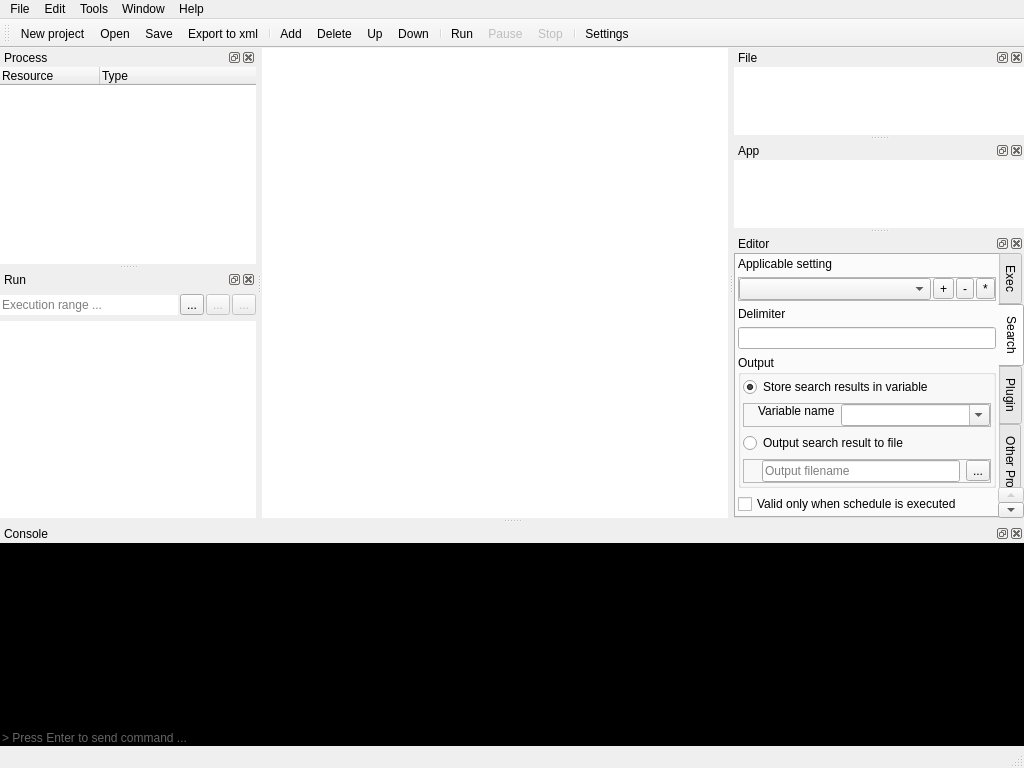
This is src/ProfileEditor/profileeditor.ui in karakirimu/AutoBatchTools as Qt 5 draws it before an edit. The edited form follows.
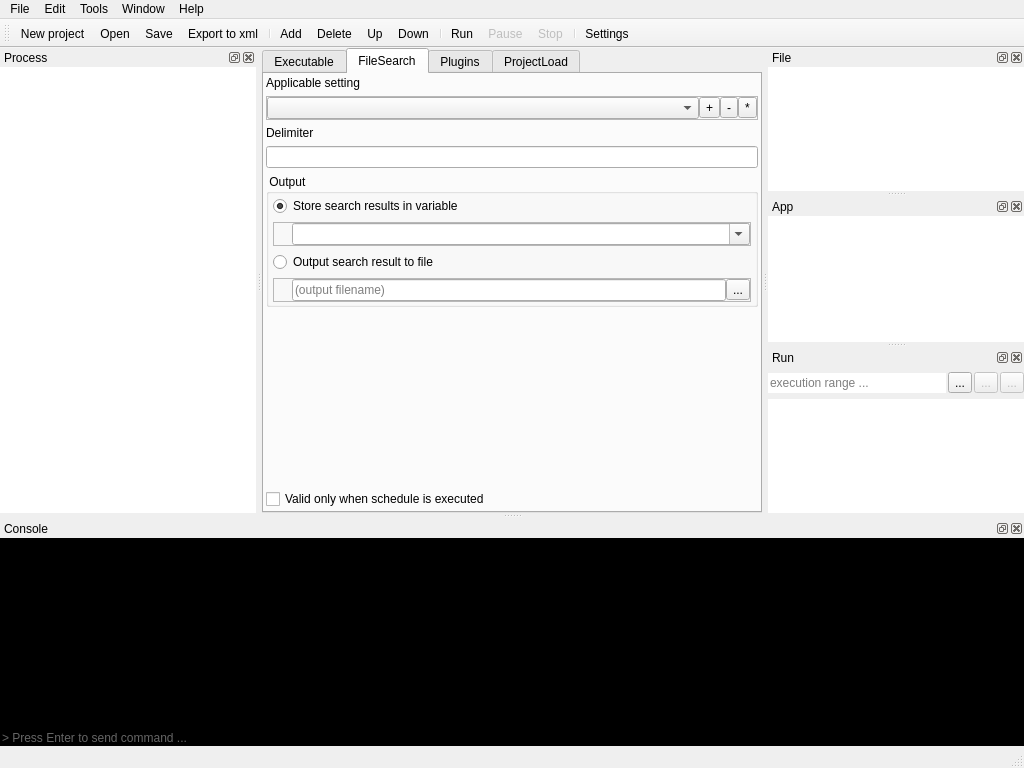
This is the edited form. The open tabs and pages were chosen to show the change. Icons and pictures are not drawn. Custom widgets are drawn as their Qt base class.

```diff
--- a/src/ProfileEditor/profileeditor.ui
+++ b/src/ProfileEditor/profileeditor.ui
@@ -31,387 +31,6 @@
      <number>0</number>
     </property>
     <item>
-     <widget class="ProcessFlowTable" name="flowTableWidget">
-      <property name="styleSheet">
-       <string notr="true">selection-background-color:  #d0d0d0;
-selection-color: rgb(0, 0, 0);</string>
-      </property>
-      <property name="frameShape">
-       <enum>QFrame::NoFrame</enum>
-      </property>
-      <property name="editTriggers">
-       <set>QAbstractItemView::NoEditTriggers</set>
-      </property>
-      <property name="dragDropMode">
-       <enum>QAbstractItemView::NoDragDrop</enum>
-      </property>
-      <property name="alternatingRowColors">
-       <bool>false</bool>
-      </property>
-      <property name="selectionMode">
-       <enum>QAbstractItemView::ExtendedSelection</enum>
-      </property>
-      <property name="selectionBehavior">
-       <enum>QAbstractItemView::SelectRows</enum>
-      </property>
-      <property name="showGrid">
-       <bool>true</bool>
-      </property>
-     </widget>
-    </item>
-   </layout>
-  </widget>
-  <widget class="QMenuBar" name="menuBar">
-   <property name="geometry">
-    <rect>
-     <x>0</x>
-     <y>0</y>
-     <width>1024</width>
-     <height>20</height>
-    </rect>
-   </property>
-   <widget class="QMenu" name="menu">
-    <property name="title">
-     <string>File</string>
-    </property>
-    <addaction name="actionNew"/>
-    <addaction name="actionOpen"/>
-    <addaction name="actionOverWriteSave"/>
-    <addaction name="separator"/>
-    <addaction name="actionSave"/>
-    <addaction name="actionExport"/>
-    <addaction name="separator"/>
-    <addaction name="actionExit"/>
-   </widget>
-   <widget class="QMenu" name="menu_3">
-    <property name="title">
-     <string>Edit</string>
-    </property>
-    <addaction name="actionUndo"/>
-    <addaction name="actionRedo"/>
-    <addaction name="separator"/>
-    <addaction name="actionAddItem"/>
-    <addaction name="actionDeleteItem"/>
-    <addaction name="separator"/>
-    <addaction name="actionCut"/>
-    <addaction name="actionCopy"/>
-    <addaction name="actionPaste"/>
-    <addaction name="separator"/>
-    <addaction name="actionUpItem"/>
-    <addaction name="actionDownItem"/>
-   </widget>
-   <widget class="QMenu" name="menu_4">
-    <property name="title">
-     <string>Help</string>
-    </property>
-    <addaction name="actionAbout"/>
-    <addaction name="actionAboutQt"/>
-   </widget>
-   <widget class="QMenu" name="menuWindow">
-    <property name="title">
-     <string>Window</string>
-    </property>
-    <addaction name="actionToolBar"/>
-    <addaction name="separator"/>
-    <addaction name="actionProcess"/>
-    <addaction name="actionEditor"/>
-    <addaction name="separator"/>
-    <addaction name="actionFileVariant"/>
-    <addaction name="actionAppVariant"/>
-    <addaction name="separator"/>
-    <addaction name="actionRunSetting"/>
-    <addaction name="actionRunConsole"/>
-    <addaction name="separator"/>
-    <addaction name="actionAutohide"/>
-   </widget>
-   <widget class="QMenu" name="menu_2">
-    <property name="title">
-     <string>Tools</string>
-    </property>
-    <addaction name="actionRun"/>
-    <addaction name="actionPause"/>
-    <addaction name="actionStop"/>
-    <addaction name="separator"/>
-    <addaction name="actionSettings"/>
-   </widget>
-   <addaction name="menu"/>
-   <addaction name="menu_3"/>
-   <addaction name="menu_2"/>
-   <addaction name="menuWindow"/>
-   <addaction name="menu_4"/>
-  </widget>
-  <widget class="QToolBar" name="mainToolBar">
-   <property name="windowTitle">
-    <string>ToolBar</string>
-   </property>
-   <attribute name="toolBarArea">
-    <enum>TopToolBarArea</enum>
-   </attribute>
-   <attribute name="toolBarBreak">
-    <bool>false</bool>
-   </attribute>
-   <addaction name="actionNew"/>
-   <addaction name="actionOpen"/>
-   <addaction name="actionOverWriteSave"/>
-   <addaction name="actionExport"/>
-   <addaction name="separator"/>
-   <addaction name="actionAddItem"/>
-   <addaction name="actionDeleteItem"/>
-   <addaction name="actionUpItem"/>
-   <addaction name="actionDownItem"/>
-   <addaction name="separator"/>
-   <addaction name="actionRun"/>
-   <addaction name="actionPause"/>
-   <addaction name="actionStop"/>
-   <addaction name="separator"/>
-   <addaction name="actionSettings"/>
-  </widget>
-  <widget class="QStatusBar" name="statusBar"/>
-  <widget class="BaseDockWidget" name="processDockWidget">
-   <property name="minimumSize">
-    <size>
-     <width>100</width>
-     <height>87</height>
-    </size>
-   </property>
-   <property name="windowTitle">
-    <string>Process</string>
-   </property>
-   <attribute name="dockWidgetArea">
-    <number>1</number>
-   </attribute>
-   <widget class="QWidget" name="dockWidgetContents">
-    <layout class="QHBoxLayout" name="horizontalLayout">
-     <property name="spacing">
-      <number>0</number>
-     </property>
-     <property name="leftMargin">
-      <number>0</number>
-     </property>
-     <property name="topMargin">
-      <number>0</number>
-     </property>
-     <property name="rightMargin">
-      <number>0</number>
-     </property>
-     <property name="bottomMargin">
-      <number>0</number>
-     </property>
-     <item>
-      <widget class="QFrame" name="frame_9">
-       <property name="frameShape">
-        <enum>QFrame::NoFrame</enum>
-       </property>
-       <property name="frameShadow">
-        <enum>QFrame::Raised</enum>
-       </property>
-       <layout class="QVBoxLayout" name="verticalLayout_16">
-        <property name="spacing">
-         <number>0</number>
-        </property>
-        <property name="leftMargin">
-         <number>0</number>
-        </property>
-        <property name="topMargin">
-         <number>0</number>
-        </property>
-        <property name="rightMargin">
-         <number>0</number>
-        </property>
-        <property name="bottomMargin">
-         <number>0</number>
-        </property>
-        <item>
-         <widget class="ProfileTreeWidget" name="runTreeWidget">
-          <property name="frameShape">
-           <enum>QFrame::NoFrame</enum>
-          </property>
-          <property name="lineWidth">
-           <number>0</number>
-          </property>
-          <column>
-           <property name="text">
-            <string>Resource</string>
-           </property>
-          </column>
-          <column>
-           <property name="text">
-            <string>Type</string>
-           </property>
-          </column>
-         </widget>
-        </item>
-       </layout>
-      </widget>
-     </item>
-    </layout>
-   </widget>
-  </widget>
-  <widget class="BaseDockWidget" name="localVariantDockWidget">
-   <property name="minimumSize">
-    <size>
-     <width>100</width>
-     <height>87</height>
-    </size>
-   </property>
-   <property name="windowTitle">
-    <string>File</string>
-   </property>
-   <attribute name="dockWidgetArea">
-    <number>2</number>
-   </attribute>
-   <widget class="QWidget" name="dockWidgetContents_3">
-    <layout class="QVBoxLayout" name="verticalLayout_7">
-     <property name="spacing">
-      <number>0</number>
-     </property>
-     <property name="leftMargin">
-      <number>0</number>
-     </property>
-     <property name="topMargin">
-      <number>0</number>
-     </property>
-     <property name="rightMargin">
-      <number>0</number>
-     </property>
-     <property name="bottomMargin">
-      <number>0</number>
-     </property>
-     <item>
-      <widget class="QFrame" name="frame_8">
-       <property name="frameShape">
-        <enum>QFrame::NoFrame</enum>
-       </property>
-       <property name="frameShadow">
-        <enum>QFrame::Raised</enum>
-       </property>
-       <layout class="QVBoxLayout" name="verticalLayout_15">
-        <property name="spacing">
-         <number>0</number>
-        </property>
-        <property name="leftMargin">
-         <number>0</number>
-        </property>
-        <property name="topMargin">
-         <number>0</number>
-        </property>
-        <property name="rightMargin">
-         <number>0</number>
-        </property>
-        <property name="bottomMargin">
-         <number>0</number>
-        </property>
-        <item>
-         <widget class="VariantTable" name="variantTableWidget">
-          <property name="frameShape">
-           <enum>QFrame::NoFrame</enum>
-          </property>
-          <property name="selectionBehavior">
-           <enum>QAbstractItemView::SelectRows</enum>
-          </property>
-         </widget>
-        </item>
-       </layout>
-      </widget>
-     </item>
-    </layout>
-   </widget>
-  </widget>
-  <widget class="BaseDockWidget" name="globalVariantDockWidget">
-   <property name="minimumSize">
-    <size>
-     <width>100</width>
-     <height>87</height>
-    </size>
-   </property>
-   <property name="features">
-    <set>QDockWidget::AllDockWidgetFeatures</set>
-   </property>
-   <property name="windowTitle">
-    <string>App</string>
-   </property>
-   <attribute name="dockWidgetArea">
-    <number>2</number>
-   </attribute>
-   <widget class="QWidget" name="dockWidgetContents_2">
-    <layout class="QVBoxLayout" name="verticalLayout_6">
-     <property name="spacing">
-      <number>0</number>
-     </property>
-     <property name="leftMargin">
-      <number>0</number>
-     </property>
-     <property name="topMargin">
-      <number>0</number>
-     </property>
-     <property name="rightMargin">
-      <number>0</number>
-     </property>
-     <property name="bottomMargin">
-      <number>0</number>
-     </property>
-     <item>
-      <widget class="QFrame" name="frame_7">
-       <property name="frameShape">
-        <enum>QFrame::NoFrame</enum>
-       </property>
-       <property name="frameShadow">
-        <enum>QFrame::Raised</enum>
-       </property>
-       <layout class="QVBoxLayout" name="verticalLayout_14">
-        <property name="spacing">
-         <number>0</number>
-        </property>
-        <property name="leftMargin">
-         <number>0</number>
-        </property>
-        <property name="topMargin">
-         <number>0</number>
-        </property>
-        <property name="rightMargin">
-         <number>0</number>
-        </property>
-        <property name="bottomMargin">
-         <number>0</number>
-        </property>
-        <item>
-         <widget class="StringTable" name="stringTableWidget">
-          <property name="frameShape">
-           <enum>QFrame::NoFrame</enum>
-          </property>
-          <property name="selectionBehavior">
-           <enum>QAbstractItemView::SelectRows</enum>
-          </property>
-         </widget>
-        </item>
-       </layout>
-      </widget>
-     </item>
-    </layout>
-   </widget>
-  </widget>
-  <widget class="BaseDockWidget" name="editorDockWidget">
-   <property name="windowTitle">
-    <string>Editor</string>
-   </property>
-   <attribute name="dockWidgetArea">
-    <number>2</number>
-   </attribute>
-   <widget class="QWidget" name="dockWidgetContents_4">
-    <layout class="QVBoxLayout" name="verticalLayout_3">
-     <property name="leftMargin">
-      <number>0</number>
-     </property>
-     <property name="topMargin">
-      <number>0</number>
-     </property>
-     <property name="rightMargin">
-      <number>0</number>
-     </property>
-     <property name="bottomMargin">
-      <number>0</number>
-     </property>
-     <item>
       <widget class="InnerStackedWidget" name="innerStackedWidget">
        <property name="currentIndex">
         <number>0</number>
@@ -880,14 +499,14 @@
             </sizepolicy>
            </property>
            <property name="tabPosition">
-            <enum>QTabWidget::East</enum>
+           <enum>QTabWidget::North</enum>
            </property>
            <property name="currentIndex">
             <number>0</number>
            </property>
            <widget class="QWidget" name="exec">
             <attribute name="title">
-             <string>Exec</string>
+            <string>Executable</string>
             </attribute>
             <layout class="QVBoxLayout" name="verticalLayout_5">
              <property name="leftMargin">
@@ -966,7 +585,7 @@
            </widget>
            <widget class="QWidget" name="search">
             <attribute name="title">
-             <string>Search</string>
+            <string>FileSearch</string>
             </attribute>
             <layout class="QVBoxLayout" name="verticalLayout_11">
              <property name="leftMargin">
@@ -1007,7 +626,7 @@
                </property>
                <layout class="QHBoxLayout" name="horizontalLayout_2">
                 <property name="spacing">
-                 <number>2</number>
+                <number>0</number>
                 </property>
                 <property name="leftMargin">
                  <number>0</number>
@@ -1082,20 +701,23 @@
                 </sizepolicy>
                </property>
                <property name="title">
-                <string>Output</string>
+               <string> Output</string>
                </property>
                <property name="flat">
                 <bool>false</bool>
                </property>
+              <property name="checkable">
+               <bool>false</bool>
+              </property>
                <layout class="QVBoxLayout" name="verticalLayout_4">
                 <property name="leftMargin">
-                 <number>2</number>
+                <number>4</number>
                 </property>
                 <property name="topMargin">
                  <number>2</number>
                 </property>
                 <property name="rightMargin">
-                 <number>2</number>
+                <number>4</number>
                 </property>
                 <property name="bottomMargin">
                  <number>2</number>
@@ -1127,9 +749,9 @@
                   <property name="frameShadow">
                    <enum>QFrame::Raised</enum>
                   </property>
-                  <layout class="QFormLayout" name="formLayout">
+                 <layout class="QHBoxLayout" name="horizontalLayout_11">
                    <property name="leftMargin">
-                    <number>14</number>
+                   <number>18</number>
                    </property>
                    <property name="topMargin">
                     <number>0</number>
@@ -1140,27 +762,14 @@
                    <property name="bottomMargin">
                     <number>0</number>
                    </property>
-                   <item row="0" column="0">
-                    <widget class="QLabel" name="label_27">
-                     <property name="sizePolicy">
-                      <sizepolicy hsizetype="Preferred" vsizetype="Fixed">
-                       <horstretch>0</horstretch>
-                       <verstretch>0</verstretch>
-                      </sizepolicy>
-                     </property>
-                     <property name="text">
-                      <string>Variable name</string>
-                     </property>
-                     <property name="margin">
-                      <number>5</number>
-                     </property>
-                    </widget>
-                   </item>
-                   <item row="0" column="1">
+                  <item>
                     <widget class="VariantComboBox" name="localVariantComboBox">
                      <property name="editable">
                       <bool>true</bool>
                      </property>
+                    <property name="currentText">
+                     <string/>
+                    </property>
                     </widget>
                    </item>
                   </layout>
@@ -1197,6 +806,9 @@
                    <enum>QFrame::Raised</enum>
                   </property>
                   <layout class="QHBoxLayout" name="horizontalLayout_10">
+                  <property name="spacing">
+                   <number>0</number>
+                  </property>
                    <property name="leftMargin">
                     <number>18</number>
                    </property>
@@ -1212,7 +824,7 @@
                    <item>
                     <widget class="QLineEdit" name="outputLineEdit">
                      <property name="placeholderText">
-                      <string>Output filename</string>
+                     <string>(output filename)</string>
                      </property>
                     </widget>
                    </item>
@@ -1262,7 +874,7 @@
            </widget>
            <widget class="QWidget" name="plugins">
             <attribute name="title">
-             <string>Plugin</string>
+            <string>Plugins</string>
             </attribute>
             <layout class="QVBoxLayout" name="verticalLayout_13">
              <property name="leftMargin">
@@ -1380,7 +992,7 @@
              <bool>true</bool>
             </property>
             <attribute name="title">
-             <string>Other Projects</string>
+            <string>ProjectLoad</string>
             </attribute>
             <layout class="QVBoxLayout" name="verticalLayout_12">
              <property name="leftMargin">
@@ -1470,6 +1082,342 @@
      </item>
     </layout>
    </widget>
+  <widget class="QMenuBar" name="menuBar">
+   <property name="geometry">
+    <rect>
+     <x>0</x>
+     <y>0</y>
+     <width>1024</width>
+     <height>20</height>
+    </rect>
+   </property>
+   <widget class="QMenu" name="menu">
+    <property name="title">
+     <string>File</string>
+    </property>
+    <addaction name="actionNew"/>
+    <addaction name="actionOpen"/>
+    <addaction name="actionOverWriteSave"/>
+    <addaction name="separator"/>
+    <addaction name="actionSave"/>
+    <addaction name="actionExport"/>
+    <addaction name="separator"/>
+    <addaction name="actionExit"/>
+   </widget>
+   <widget class="QMenu" name="menu_3">
+    <property name="title">
+     <string>Edit</string>
+    </property>
+    <addaction name="actionUndo"/>
+    <addaction name="actionRedo"/>
+    <addaction name="separator"/>
+    <addaction name="actionAddItem"/>
+    <addaction name="actionDeleteItem"/>
+    <addaction name="separator"/>
+    <addaction name="actionCut"/>
+    <addaction name="actionCopy"/>
+    <addaction name="actionPaste"/>
+    <addaction name="separator"/>
+    <addaction name="actionUpItem"/>
+    <addaction name="actionDownItem"/>
+   </widget>
+   <widget class="QMenu" name="menu_4">
+    <property name="title">
+     <string>Help</string>
+    </property>
+    <addaction name="actionAbout"/>
+    <addaction name="actionAboutQt"/>
+   </widget>
+   <widget class="QMenu" name="menuWindow">
+    <property name="title">
+     <string>Window</string>
+    </property>
+    <addaction name="actionToolBar"/>
+    <addaction name="separator"/>
+    <addaction name="actionProcess"/>
+    <addaction name="separator"/>
+    <addaction name="actionFileVariant"/>
+    <addaction name="actionAppVariant"/>
+    <addaction name="separator"/>
+    <addaction name="actionRunSetting"/>
+    <addaction name="actionRunConsole"/>
+    <addaction name="separator"/>
+    <addaction name="actionAutohide"/>
+   </widget>
+   <widget class="QMenu" name="menu_2">
+    <property name="title">
+     <string>Tools</string>
+    </property>
+    <addaction name="actionRun"/>
+    <addaction name="actionPause"/>
+    <addaction name="actionStop"/>
+    <addaction name="separator"/>
+    <addaction name="actionSettings"/>
+   </widget>
+   <addaction name="menu"/>
+   <addaction name="menu_3"/>
+   <addaction name="menu_2"/>
+   <addaction name="menuWindow"/>
+   <addaction name="menu_4"/>
+  </widget>
+  <widget class="QToolBar" name="mainToolBar">
+   <property name="windowTitle">
+    <string>ToolBar</string>
+   </property>
+   <attribute name="toolBarArea">
+    <enum>TopToolBarArea</enum>
+   </attribute>
+   <attribute name="toolBarBreak">
+    <bool>false</bool>
+   </attribute>
+   <addaction name="actionNew"/>
+   <addaction name="actionOpen"/>
+   <addaction name="actionOverWriteSave"/>
+   <addaction name="actionExport"/>
+   <addaction name="separator"/>
+   <addaction name="actionAddItem"/>
+   <addaction name="actionDeleteItem"/>
+   <addaction name="actionUpItem"/>
+   <addaction name="actionDownItem"/>
+   <addaction name="separator"/>
+   <addaction name="actionRun"/>
+   <addaction name="actionPause"/>
+   <addaction name="actionStop"/>
+   <addaction name="separator"/>
+   <addaction name="actionSettings"/>
+  </widget>
+  <widget class="QStatusBar" name="statusBar"/>
+  <widget class="BaseDockWidget" name="processDockWidget">
+   <property name="minimumSize">
+    <size>
+     <width>100</width>
+     <height>155</height>
+    </size>
+   </property>
+   <property name="windowTitle">
+    <string>Process</string>
+   </property>
+   <attribute name="dockWidgetArea">
+    <number>1</number>
+   </attribute>
+   <widget class="QWidget" name="dockWidgetContents">
+    <layout class="QHBoxLayout" name="horizontalLayout">
+     <property name="spacing">
+      <number>0</number>
+     </property>
+     <property name="leftMargin">
+      <number>0</number>
+     </property>
+     <property name="topMargin">
+      <number>0</number>
+     </property>
+     <property name="rightMargin">
+      <number>0</number>
+     </property>
+     <property name="bottomMargin">
+      <number>0</number>
+     </property>
+     <item>
+      <widget class="QFrame" name="frame_9">
+       <property name="frameShape">
+        <enum>QFrame::NoFrame</enum>
+       </property>
+       <property name="frameShadow">
+        <enum>QFrame::Raised</enum>
+       </property>
+       <layout class="QVBoxLayout" name="verticalLayout_16">
+        <property name="spacing">
+         <number>0</number>
+        </property>
+        <property name="leftMargin">
+         <number>0</number>
+        </property>
+        <property name="topMargin">
+         <number>0</number>
+        </property>
+        <property name="rightMargin">
+         <number>0</number>
+        </property>
+        <property name="bottomMargin">
+         <number>0</number>
+        </property>
+        <item>
+         <widget class="ProcessFlowTable" name="flowTableWidget">
+          <property name="styleSheet">
+           <string notr="true">selection-background-color:  #d0d0d0;
+selection-color: rgb(0, 0, 0);</string>
+          </property>
+          <property name="frameShape">
+           <enum>QFrame::NoFrame</enum>
+          </property>
+          <property name="editTriggers">
+           <set>QAbstractItemView::NoEditTriggers</set>
+          </property>
+          <property name="dragDropMode">
+           <enum>QAbstractItemView::NoDragDrop</enum>
+          </property>
+          <property name="alternatingRowColors">
+           <bool>false</bool>
+          </property>
+          <property name="selectionMode">
+           <enum>QAbstractItemView::ExtendedSelection</enum>
+          </property>
+          <property name="selectionBehavior">
+           <enum>QAbstractItemView::SelectRows</enum>
+          </property>
+          <property name="showGrid">
+           <bool>true</bool>
+          </property>
+         </widget>
+        </item>
+       </layout>
+      </widget>
+     </item>
+    </layout>
+   </widget>
+  </widget>
+  <widget class="BaseDockWidget" name="localVariantDockWidget">
+   <property name="minimumSize">
+    <size>
+     <width>100</width>
+     <height>87</height>
+    </size>
+   </property>
+   <property name="windowTitle">
+    <string>File</string>
+   </property>
+   <attribute name="dockWidgetArea">
+    <number>2</number>
+   </attribute>
+   <widget class="QWidget" name="dockWidgetContents_3">
+    <layout class="QVBoxLayout" name="verticalLayout_7">
+     <property name="spacing">
+      <number>0</number>
+     </property>
+     <property name="leftMargin">
+      <number>0</number>
+     </property>
+     <property name="topMargin">
+      <number>0</number>
+     </property>
+     <property name="rightMargin">
+      <number>0</number>
+     </property>
+     <property name="bottomMargin">
+      <number>0</number>
+     </property>
+     <item>
+      <widget class="QFrame" name="frame_8">
+       <property name="frameShape">
+        <enum>QFrame::NoFrame</enum>
+       </property>
+       <property name="frameShadow">
+        <enum>QFrame::Raised</enum>
+       </property>
+       <layout class="QVBoxLayout" name="verticalLayout_15">
+        <property name="spacing">
+         <number>0</number>
+        </property>
+        <property name="leftMargin">
+         <number>0</number>
+        </property>
+        <property name="topMargin">
+         <number>0</number>
+        </property>
+        <property name="rightMargin">
+         <number>0</number>
+        </property>
+        <property name="bottomMargin">
+         <number>0</number>
+        </property>
+        <item>
+         <widget class="VariantTable" name="variantTableWidget">
+          <property name="frameShape">
+           <enum>QFrame::NoFrame</enum>
+          </property>
+          <property name="selectionBehavior">
+           <enum>QAbstractItemView::SelectRows</enum>
+          </property>
+         </widget>
+        </item>
+       </layout>
+      </widget>
+     </item>
+    </layout>
+   </widget>
+  </widget>
+  <widget class="BaseDockWidget" name="globalVariantDockWidget">
+   <property name="minimumSize">
+    <size>
+     <width>100</width>
+     <height>87</height>
+    </size>
+   </property>
+   <property name="features">
+    <set>QDockWidget::AllDockWidgetFeatures</set>
+   </property>
+   <property name="windowTitle">
+    <string>App</string>
+   </property>
+   <attribute name="dockWidgetArea">
+    <number>2</number>
+   </attribute>
+   <widget class="QWidget" name="dockWidgetContents_2">
+    <layout class="QVBoxLayout" name="verticalLayout_6">
+     <property name="spacing">
+      <number>0</number>
+     </property>
+     <property name="leftMargin">
+      <number>0</number>
+     </property>
+     <property name="topMargin">
+      <number>0</number>
+     </property>
+     <property name="rightMargin">
+      <number>0</number>
+     </property>
+     <property name="bottomMargin">
+      <number>0</number>
+     </property>
+     <item>
+      <widget class="QFrame" name="frame_7">
+       <property name="frameShape">
+        <enum>QFrame::NoFrame</enum>
+       </property>
+       <property name="frameShadow">
+        <enum>QFrame::Raised</enum>
+       </property>
+       <layout class="QVBoxLayout" name="verticalLayout_14">
+        <property name="spacing">
+         <number>0</number>
+        </property>
+        <property name="leftMargin">
+         <number>0</number>
+        </property>
+        <property name="topMargin">
+         <number>0</number>
+        </property>
+        <property name="rightMargin">
+         <number>0</number>
+        </property>
+        <property name="bottomMargin">
+         <number>0</number>
+        </property>
+        <item>
+         <widget class="StringTable" name="stringTableWidget">
+          <property name="frameShape">
+           <enum>QFrame::NoFrame</enum>
+          </property>
+          <property name="selectionBehavior">
+           <enum>QAbstractItemView::SelectRows</enum>
+          </property>
+         </widget>
+        </item>
+       </layout>
+      </widget>
+     </item>
+    </layout>
+   </widget>
   </widget>
   <widget class="BaseDockWidget" name="setTestDockWidget">
    <property name="minimumSize">
@@ -1485,7 +1433,7 @@
     <string>Run</string>
    </property>
    <attribute name="dockWidgetArea">
-    <number>1</number>
+    <number>2</number>
    </attribute>
    <widget class="QWidget" name="dockWidgetContents_5">
     <layout class="QVBoxLayout" name="verticalLayout_8">
@@ -1553,7 +1501,7 @@
            <bool>false</bool>
           </property>
           <property name="placeholderText">
-           <string>Execution range ...</string>
+           <string>execution range ...</string>
           </property>
          </widget>
         </item>
@@ -2113,11 +2061,6 @@
    <extends>QTableWidget</extends>
    <header>../stringtable/stringtable.h</header>
   </customwidget>
-  <customwidget>
-   <class>ProfileTreeWidget</class>
-   <extends>QTreeWidget</extends>
-   <header>./processlistarea/profiletreewidget.h</header>
-  </customwidget>
   <customwidget>
    <class>CommandTable</class>
    <extends>QTableWidget</extends>
```
Left out of the diff: 444 changed lines with no effect on the pictures. Lines whose indentation alone changed are shown as unchanged.
